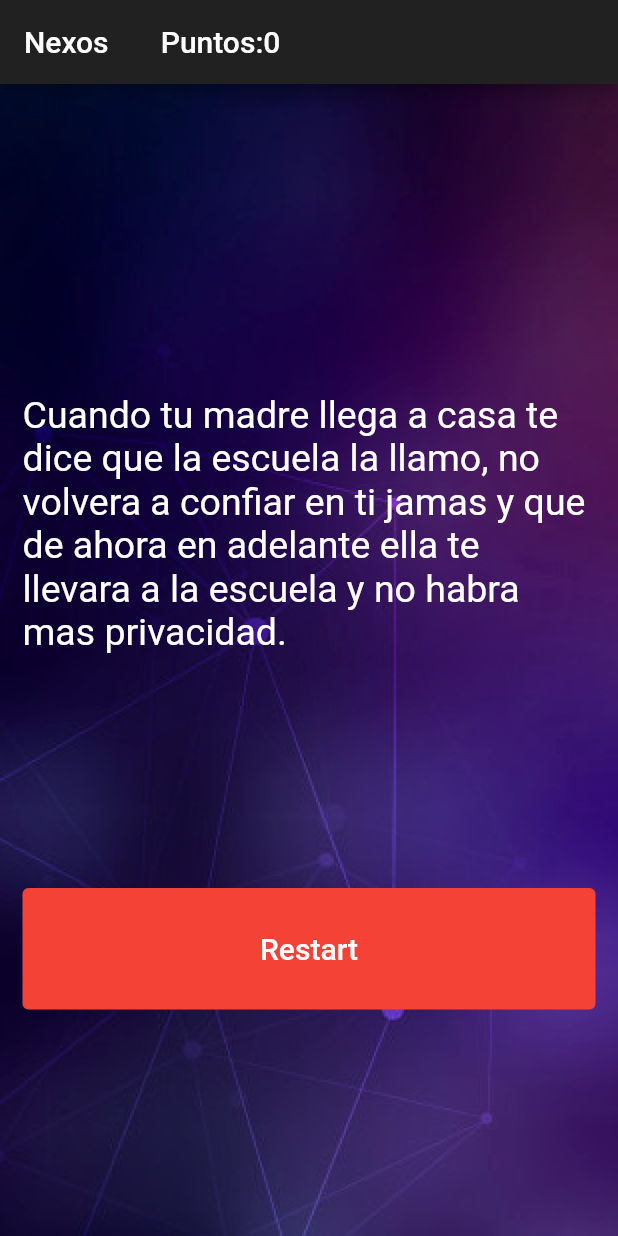
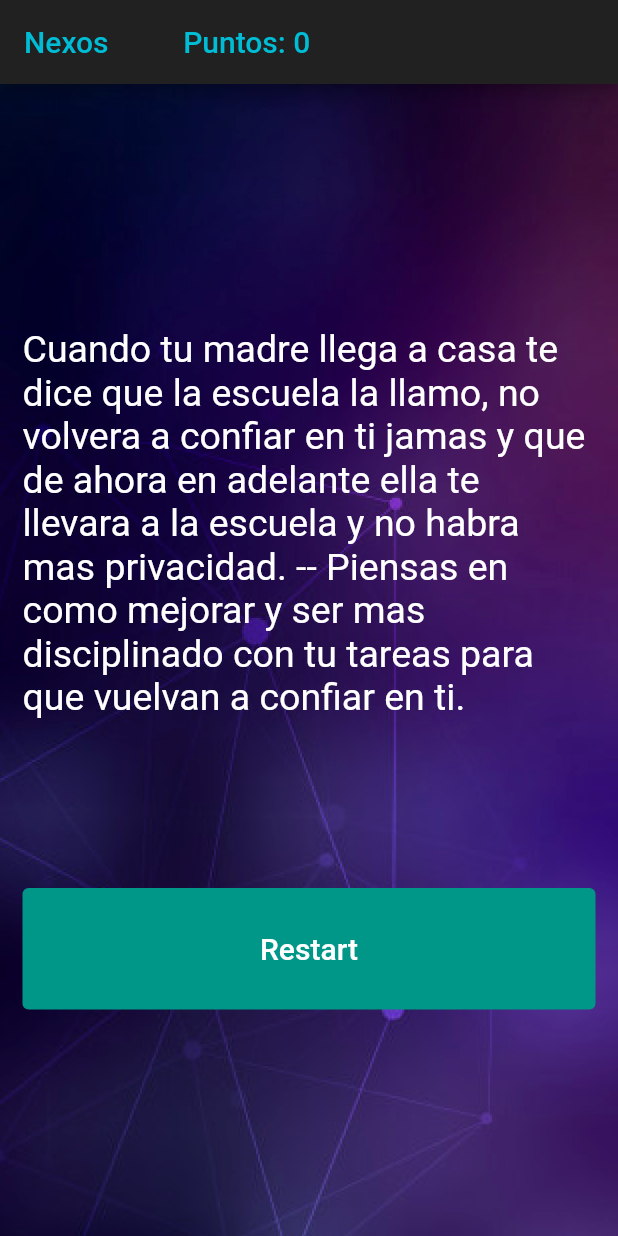
Before and after one commit to Ergerica/Nexos, a Flutter app: the screen it shows after launch, after a tap on "Decides no ir y te quedas en casa sin av", after a tap on "Le dices que estas en la escuela y debes", on a phone screen of 412 x 824 dp. Run offline on Flutter 3.47's test engine with Material 2 defaults, Android fonts, the phone set to English and light mode, and no system bars.

Commit message:
added new features

```diff
--- a/nexos/lib/main.dart
+++ b/nexos/lib/main.dart
@@ -26,7 +26,9 @@ class _StoryPageState extends State<StoryPage> {
   @override
   Widget build(BuildContext context) {
     return Scaffold(
-      appBar: AppBar(title: const Text('Nexos       Puntos:0'),) ,
+      appBar: AppBar(title: const Text('Nexos          Puntos: 0', style: TextStyle(
+    color: Colors.cyan
+  )),) ,
       body: Container(
         decoration: BoxDecoration(
           image: DecorationImage(
@@ -64,7 +66,7 @@ class _StoryPageState extends State<StoryPage> {
                   },
                   style: TextButton.styleFrom(
                     primary: Colors.white,
-                    backgroundColor: Colors.red,
+                    backgroundColor: Colors.teal,
                     onSurface: Colors.grey,
                   ),
                   child: Text(
@@ -86,7 +88,7 @@ class _StoryPageState extends State<StoryPage> {
                   child: TextButton(
                     style: TextButton.styleFrom(
                       primary: Colors.white,
-                      backgroundColor: Colors.teal,
+                      backgroundColor:  Colors.orange,
                       onSurface: Colors.grey,
                     ),
                     onPressed: () {
--- a/nexos/lib/story_brain.dart
+++ b/nexos/lib/story_brain.dart
@@ -22,17 +22,17 @@ List<Story> _storyData = [
         choice2: 'Le dices que estas en la escuela y debes colgar.'),
     Story(
         storyTitle:
-            'El Profesor no te cree piensa que estas mientiendo, pero como eres un buen estudiante te dice que lo entregues mañana.',
+            'El Profesor no te cree piensa que estas mintiendo, pero como eres un buen estudiante te dice que lo entregues mañana. -- Te arrepientes de haberle mentido, Fue muy empatico contigo y tu situacion.',
         choice1: 'Restart',
         choice2: ''),
     Story(
         storyTitle:
-            'Cuando tu madre llega a casa te dice que la escuela la llamo, no volvera a confiar en ti jamas y que de ahora en adelante ella te llevara a la escuela y no habra mas privacidad.',
+            'Cuando tu madre llega a casa te dice que la escuela la llamo, no volvera a confiar en ti jamas y que de ahora en adelante ella te llevara a la escuela y no habra mas privacidad. -- Piensas en como mejorar y ser mas disciplinado con tu tareas para que vuelvan a confiar en ti.',
         choice1: 'Restart',
         choice2: ''),
     Story(
         storyTitle:
-            'Tu madre te dice que la llamaron de la escuela y estaba preocupada. Sin embargo, te dice que, estarás castigado por el resto de la semana y que, irá contigo en la tarde a la escuela para disculparte con tus maestros y decir la verdad.',
+            'Tu madre te dice que la llamaron de la escuela y estaba preocupada. Sin embargo, te dice que, estarás castigado por el resto de la semana y que, irá contigo en la tarde a la escuela para disculparte con tus maestros y decir la verdad. -- Le dejas saber a todos lo que hiciste y entiendes que debes ser mas claro con los demas al expresarte.',
         choice1: 'Restart',
         choice2: '')
   ];
```
